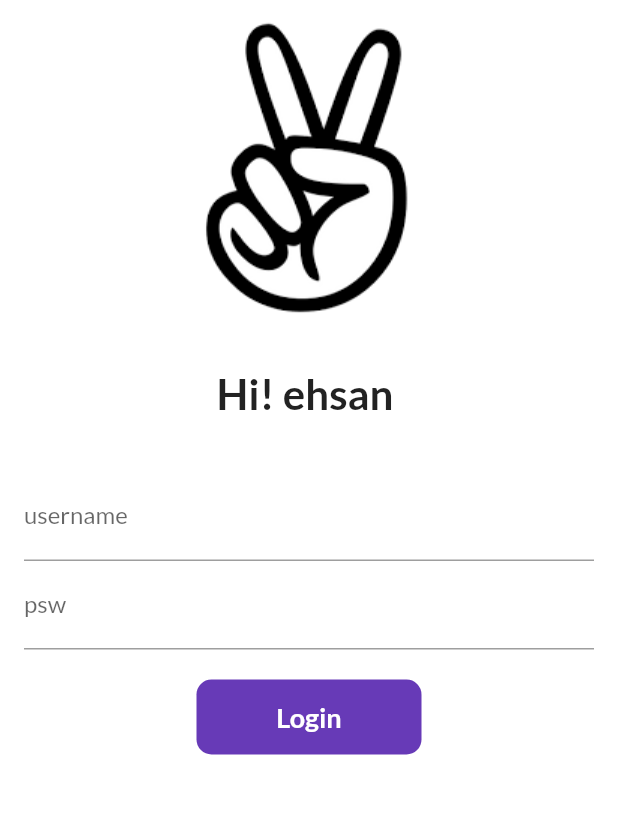
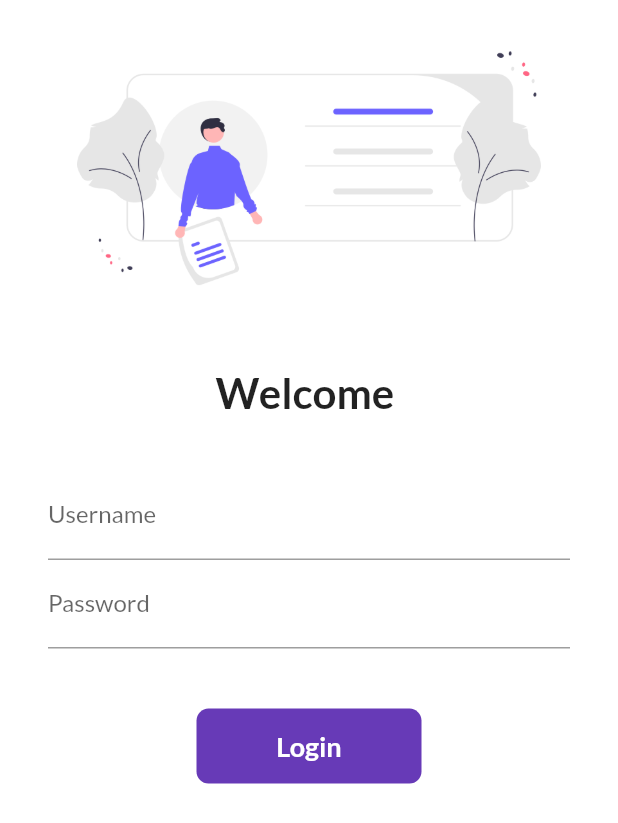
Before and after one commit to ehsanyaqoob/flutter-learnings, a Flutter app: the LoginPage screen opened by its route, on a phone screen of 412 x 824 dp. Shown: the top 823 px of the screen. Run offline on Flutter 3.47's test engine with Material 2 defaults, Android fonts, the phone set to English and light mode, and no system bars; our stand-ins replace google_fonts.

Commit message:
day9and10 commit

```diff
--- a/lib/pages/login_page.dart
+++ b/lib/pages/login_page.dart
@@ -1,102 +1,130 @@
 import 'package:flutter/material.dart';
 
-import '../routes.dart';
+import '../utilis/routes.dart';
 
 class LoginPage extends StatefulWidget {
-  const LoginPage({Key? key}) : super(key: key);
-
   @override
-  State<LoginPage> createState() => _LoginPageState();
+  _LoginPageState createState() => _LoginPageState();
 }
 
 class _LoginPageState extends State<LoginPage> {
-  String name = '';
+  String name = "";
   bool changeButton = false;
+
+  final _formKey = GlobalKey<FormState>();
+
+  moveToHome(BuildContext context) async {
+    if (_formKey.currentState!.validate()) {
+      setState(() {
+        changeButton = true;
+      });
+      await Future.delayed(Duration(seconds: 1));
+      await Navigator.pushNamed(context, MyRoutes.homeRoute);
+      setState(() {
+        changeButton = false;
+      });
+    }
+  }
+
   @override
   Widget build(BuildContext context) {
     return Material(
         color: Colors.white,
+        child: SingleChildScrollView(
+          child: Form(
+            key: _formKey,
             child: Column(
               children: [
                 Image.asset(
-            'assets/logo.png',
+                  "assets/personal.png",
                   fit: BoxFit.cover,
                 ),
-          SizedBox(height: 20.0),
+                SizedBox(
+                  height: 20.0,
+                ),
                 Text(
-            'Hi! ehsan $name',
+                  "Welcome $name",
                   style: TextStyle(
                     fontSize: 28,
                     fontWeight: FontWeight.bold,
                   ),
                 ),
-          SizedBox(height: 20.0),
+                SizedBox(
+                  height: 20.0,
+                ),
                 Padding(
-            padding: const EdgeInsets.all(16.0),
+                  padding: const EdgeInsets.symmetric(
+                      vertical: 16.0, horizontal: 32.0),
                   child: Column(
                     children: [
-                TextField(
+                      TextFormField(
                         decoration: InputDecoration(
-                    hintText: 'enter username',
-                    labelText: 'username',
+                          hintText: "Enter username",
+                          labelText: "Username",
                         ),
-                ),
-                TextField(
-                  obscureText: true,
-                  decoration: InputDecoration(
-                    hintText: 'enter psw',
-                    labelText: 'psw',
-                  ),
+                        validator: (value) {
+                          if (value!.isEmpty) {
+                            return "Username cannot be empty";
+                          }
+
+                          return null;
+                        },
                         onChanged: (value) {
                           name = value;
                           setState(() {});
                         },
                       ),
-                SizedBox(height: 20.0),
+                      TextFormField(
+                        obscureText: true,
+                        decoration: InputDecoration(
+                          hintText: "Enter password",
+                          labelText: "Password",
+                        ),
+                        validator: (value) {
+                          if (value!.isEmpty) {
+                            return "Password cannot be empty";
+                          } else if (value.length < 6) {
+                            return "Password length should be atleast 6";
+                          }
 
-                InkWell(
-                  onTap: () async {
-                    setState(() {
-                      changeButton = true;
-                    });
-
-                    // ignore: unused_local_variable
-                    await Future.delayed(Duration(seconds: 1));
-                    Navigator.pushNamed(context, MyRoutes.homeRoutes);
+                          return null;
                         },
+                      ),
+                      SizedBox(
+                        height: 40.0,
+                      ),
+                      Material(
+                        color: Colors.deepPurple,
+                        borderRadius:
+                            BorderRadius.circular(changeButton ? 50 : 8),
+                        child: InkWell(
+                          onTap: () => moveToHome(context),
                           child: AnimatedContainer(
                             duration: Duration(seconds: 1),
+                            width: changeButton ? 50 : 150,
                             height: 50,
-                      width: changeButton ? 50 : 150,
                             alignment: Alignment.center,
                             child: changeButton
                                 ? Icon(
                                     Icons.done,
                                     color: Colors.white,
                                   )
-                          : Text('Login',
+                                : Text(
+                                    "Login",
                                     style: TextStyle(
                                         color: Colors.white,
                                         fontWeight: FontWeight.bold,
-                                fontSize: 18,
-                              )),
-                      decoration: BoxDecoration(
-                        color: Colors.deepPurple,
-                        borderRadius: BorderRadius.circular(10),
-                      )),
-                )
-                // ElevatedButton(
-                //   child: Text('Login'),
-                //   style: TextButton.styleFrom(),
-                //   onPressed: () {
-                //     Navigator.pushNamed(context, MyRoutes.homeRoutes);
-                //   },
-                // )
+                                        fontSize: 18),
+                                  ),
+                          ),
+                        ),
+                      ),
                     ],
                   ),
                 )
               ],
             ),
-    );
+          ),
+        ));
   }
 }
--- a/lib/routes.dart
+++ /dev/null
@@ -1,8 +0,0 @@
-import 'dart:core';
-
-import 'dart:core';
-
-class MyRoutes {
-  static String loginRoutes = '/login';
-  static String homeRoutes = '/home';
-}
--- /dev/null
+++ b/lib/utilis/routes.dart
@@ -0,0 +1,6 @@
+import 'dart:core';
+
+class MyRoutes {
+  static String loginRoute = "/login";
+  static String homeRoute = "/home";
+}
--- /dev/null
+++ b/lib/widgets/theme.dart
@@ -0,0 +1,19 @@
+import 'package:flutter/material.dart';
+import 'package:google_fonts/google_fonts.dart';
+
+class MyTheme {
+  static ThemeData lightTheme(BuildContext context) => ThemeData(
+      primarySwatch: Colors.deepPurple,
+      fontFamily: GoogleFonts.lato().fontFamily,
+      appBarTheme: AppBarTheme(
+        color: Colors.white,
+        elevation: 0.0,
+        iconTheme: IconThemeData(color: Colors.black),
+        // ignore: deprecated_member_use
+        textTheme: Theme.of(context).textTheme,
+      ));
+
+  static ThemeData darkTheme(BuildContext context) => ThemeData(
+        brightness: Brightness.dark,
+      );
+}
```
Also changed, not shown: lib/main.dart (+9 -15 lines), lib/models/catalog.dart (added, +27 -0 lines), lib/pages/home-page.dart (+7 -10 lines), lib/widgets/drawer.dart (added, +69 -0 lines), assets/logoo.png (added), assets/personal.png (added), assets/prs.svg (added). Lines whose indentation alone changed are shown as unchanged.
